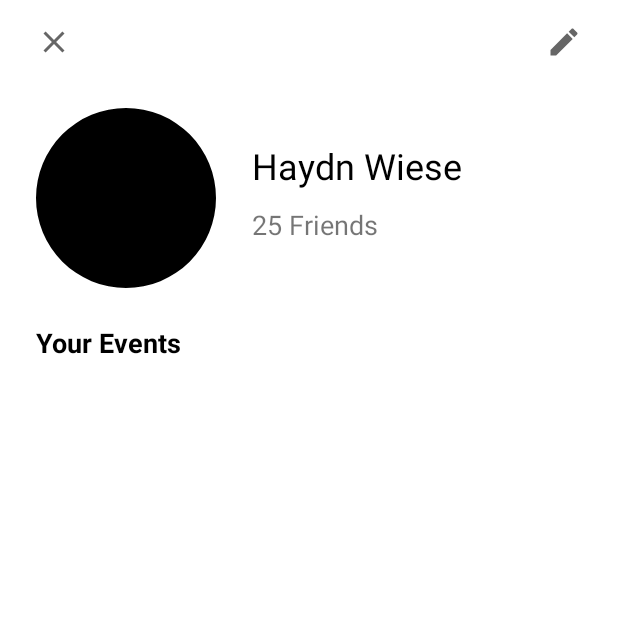
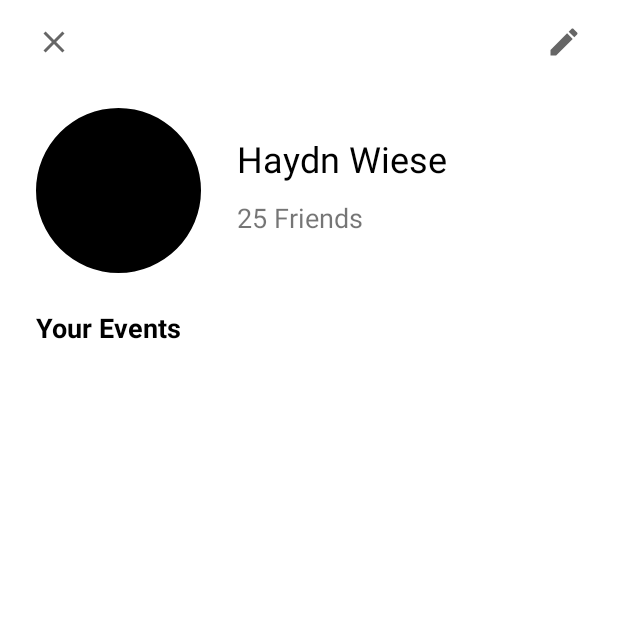
Before and after one commit to haydnwiese/activity-sharing, an Android app: the ProfileFragment screen opened through its navigation route, on a phone screen of 412 x 824 dp, the top half of it. Run offline under Robolectric (Android 15) with nearby library versions, the phone set to English and light mode, and no system bars; our stand-ins replace CircleImageView, Dagger/Hilt's generated code, Firebase (no records; nobody signed in at launch, a user with empty details on screens opened directly), Room's generated code, Timber and 2 more; libraries missing offline, so code that uses them is left out: androidx.databinding.library; pictures from the network do not load; 1 statement that could not run was skipped.

Commit message:
Show profile details from network response

```diff
--- a/app/src/main/java/com/example/activitysharing/ui/profile/ProfileFragment.kt
+++ b/app/src/main/java/com/example/activitysharing/ui/profile/ProfileFragment.kt
@@ -7,7 +7,9 @@ import android.view.LayoutInflater
 import android.view.View
 import android.view.ViewGroup
 import androidx.lifecycle.ViewModelProvider
+import androidx.navigation.fragment.findNavController
 import com.bumptech.glide.Glide
+import com.bumptech.glide.RequestManager
 import com.example.activitysharing.ActivitySharingApp
 import com.example.activitysharing.R
 import com.example.activitysharing.databinding.FragmentHomeBinding
@@ -22,6 +24,7 @@ class ProfileFragment : Fragment() {
 
     private lateinit var viewModel: ProfileViewModel
     private lateinit var binding: FragmentProfileBinding
+    private lateinit var glideRequestManager: RequestManager
 
     @Inject
     lateinit var viewModelFactory: ViewModelFactory
@@ -35,17 +38,26 @@ class ProfileFragment : Fragment() {
                               savedInstanceState: Bundle?): View {
         viewModel = ViewModelProvider(this, viewModelFactory).get(ProfileViewModel::class.java)
         binding = FragmentProfileBinding.inflate(layoutInflater)
+        glideRequestManager = Glide.with(this)
         return binding.root
     }
 
     override fun onViewCreated(view: View, savedInstanceState: Bundle?) {
         super.onViewCreated(view, savedInstanceState)
         initObservers()
+
+        binding.closeButton.setOnClickListener {
+            findNavController().navigateUp()
+        }
     }
 
     private fun initObservers() {
         viewModel.userProfileDetails.observe(viewLifecycleOwner) { profileDetails ->
-            Timber.d(profileDetails.toString())
+            with(profileDetails) {
+                binding.nameTextView.text = getString(R.string.profile_name, firstName, lastName)
+                binding.friendCountTextView.text = getString(R.string.profile_friend_count, friendCount)
+                glideRequestManager.load(profileImageUrl).into(binding.profileImageView)
+            }
         }
     }
 }
--- a/app/src/main/java/com/example/activitysharing/ui/profile/ProfileViewModel.kt
+++ b/app/src/main/java/com/example/activitysharing/ui/profile/ProfileViewModel.kt
@@ -15,7 +15,6 @@ class ProfileViewModel(
 
     val userProfileDetails: LiveData<NetworkUserProfile>
         get() {
-            Timber.d("Request made")
             val errorHandler = CoroutineExceptionHandler { _, _ ->
 //            _refreshStatus.postValue(false)
 //            _networkErrorMessage.postValue("Network Error")
--- a/app/src/main/res/layout/fragment_profile.xml
+++ b/app/src/main/res/layout/fragment_profile.xml
@@ -26,6 +26,7 @@
                 android:layout_height="match_parent">
 
                 <ImageButton
+                    android:id="@+id/close_button"
                     android:layout_width="wrap_content"
                     android:layout_height="wrap_content"
                     android:background="?attr/actionBarItemBackground"
@@ -36,7 +37,7 @@
                     app:srcCompat="@drawable/ic_close" />
 
                 <ImageButton
-                    android:id="@+id/profile_button"
+                    android:id="@+id/edit_button"
                     android:layout_width="wrap_content"
                     android:layout_height="wrap_content"
                     android:background="?attr/actionBarItemBackground"
@@ -94,6 +95,7 @@
                         tools:src="@tools:sample/avatars"/>
 
                     <TextView
+                        android:id="@+id/name_text_view"
                         android:layout_width="wrap_content"
                         android:layout_height="wrap_content"
                         android:layout_marginStart="@dimen/grid_3"
@@ -106,6 +108,7 @@
                         tools:text="Haydn Wiese" />
 
                     <TextView
+                        android:id="@+id/friend_count_text_view"
                         android:layout_width="wrap_content"
                         android:layout_height="wrap_content"
                         android:layout_marginStart="@dimen/grid_3"
--- a/app/src/main/res/values/dimens.xml
+++ b/app/src/main/res/values/dimens.xml
@@ -3,7 +3,7 @@
     <dimen name="login_input_width">328dp</dimen>
     <dimen name="attendee_image_preview_size">25dp</dimen>
     <dimen name="attendee_image_preview_space">3dp</dimen>
-    <dimen name="profile_image_size">120dp</dimen>
+    <dimen name="profile_image_size">110dp</dimen>
     <dimen name="subheading">18sp</dimen>
     <dimen name="large_heading">35sp</dimen>
 </resources>
--- a/app/src/main/res/values/strings.xml
+++ b/app/src/main/res/values/strings.xml
@@ -11,4 +11,6 @@
     <string name="upcoming_events">Upcoming Events</string>
     <string name="your_events">Your Events</string>
     <string name="greeting">%s,\n%s</string>
+    <string name="profile_friend_count">%d Friends</string>
+    <string name="profile_name">%s %s</string>
 </resources>
```
